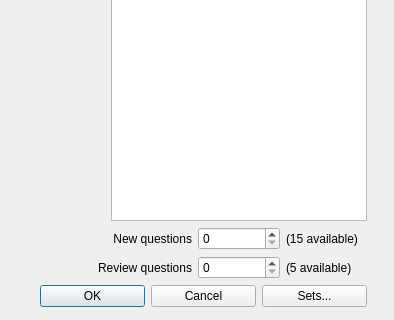
Qt form designer/quizgen.ui (sobjornstad/clicker-quiz-manager) before a commit; both pictures show x 0 to 394 and y 154 to 474 of the 394 by 474 pixel window.
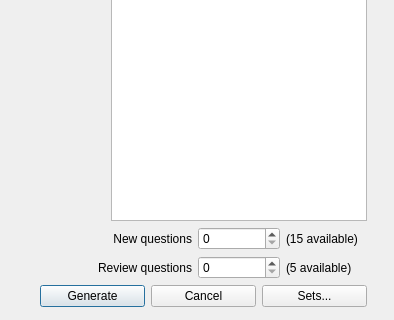
The same form after that commit.

Commit message:
quiz preview window
Also fixed some bugs in the random generation code that were preventing
it from coming up, particularly ones assuming there would always be
revixew questions. The next step is to figure out why no quiz content is
ever appearing in the dialog.

```diff
--- a/designer/quizgen.ui
+++ b/designer/quizgen.ui
@@ -130,7 +130,7 @@
       <item>
        <widget class="QPushButton" name="okButton">
         <property name="text">
-         <string>OK</string>
+         <string>Generate</string>
         </property>
        </widget>
       </item>
```
Left out of the diff: 6 changed lines with no effect on the pictures. The commit also changes 3 other files.
